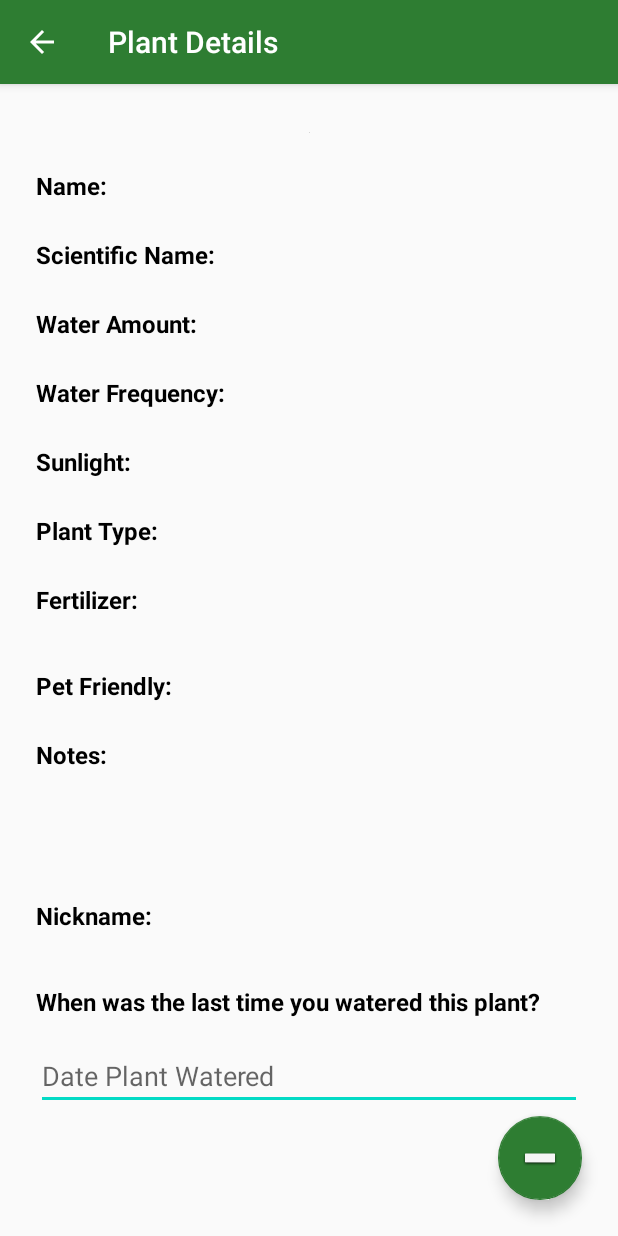
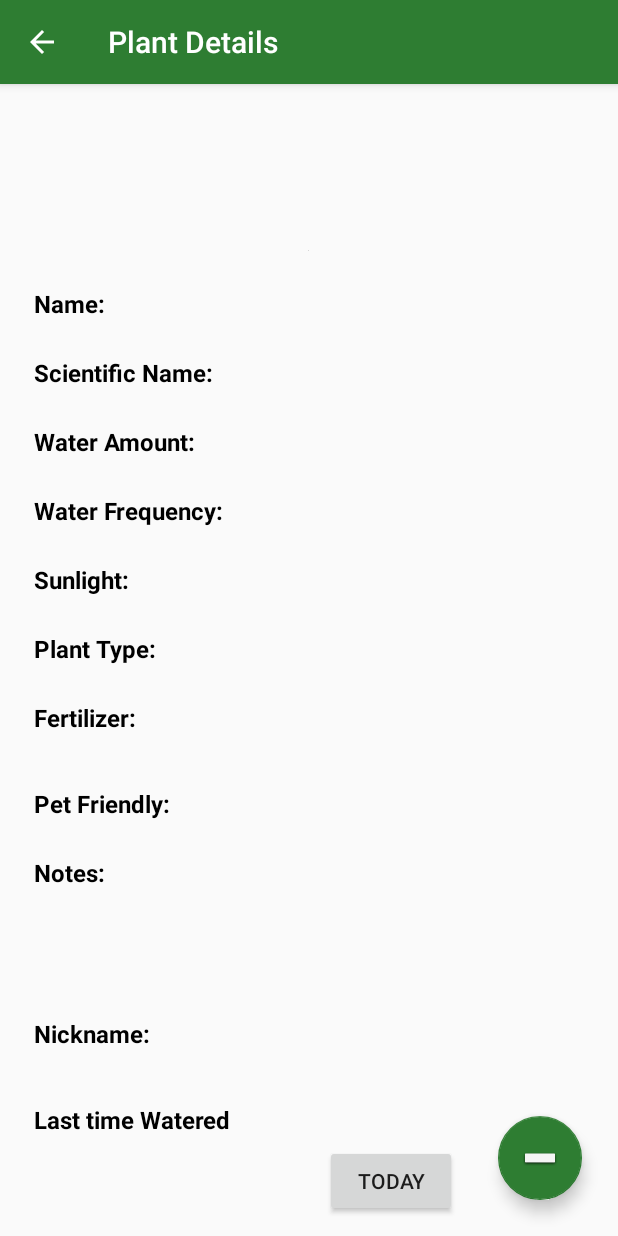
Before and after one commit to valeriedludden/GardenApp, an Android app: the PlantInfo screen opened directly, with no data from a screen before it, on a phone screen of 412 x 824 dp. Run offline under Robolectric (Android 15) with nearby library versions, the phone set to English and light mode, and no system bars; our stand-ins replace Firebase (no records; nobody signed in at launch, a user with empty details on screens opened directly), Picasso; Roboto replaces fonts that are not available here; 14 statements that could not run were skipped.

Commit message:
Adding Last time Watered in the card view and changed by button in the PlantInfo activity

```diff
--- a/app/src/main/java/com/team03/gardenapp/PlantInfo.java
+++ b/app/src/main/java/com/team03/gardenapp/PlantInfo.java
@@ -7,15 +7,28 @@ import android.graphics.Picture;
 import android.os.Bundle;
 import android.util.Log;
 import android.view.View;
+import android.widget.Button;
 import android.widget.ImageView;
 import android.widget.TextView;
 
 import com.google.android.material.floatingactionbutton.FloatingActionButton;
 import com.google.firebase.auth.FirebaseAuth;
+import com.google.firebase.auth.FirebaseUser;
 import com.google.firebase.database.DatabaseReference;
+import com.google.firebase.database.FirebaseDatabase;
 import com.squareup.picasso.Picasso;
 
+import java.text.DateFormat;
+import java.util.Calendar;
+
 public class PlantInfo extends AppCompatActivity {
+
+    private FirebaseDatabase mFirebaseDatabase;
+    private FirebaseAuth mAuth;
+    private FirebaseAuth.AuthStateListener mAuthListener;
+    private DatabaseReference myRef;
+
+    private Button mToday;
 
     final DatabaseReference[] image = new DatabaseReference[1];
 
@@ -24,8 +37,13 @@ public class PlantInfo extends AppCompatActivity {
         super.onCreate(savedInstanceState);
         setContentView(R.layout.activity_plant_info);
 
+        mToday = findViewById(R.id.today);
+        mAuth = FirebaseAuth.getInstance();
+        mFirebaseDatabase = FirebaseDatabase.getInstance();
+        myRef = mFirebaseDatabase.getReference();
+
         final TextView mFertilizer, mName, mNotes, mPetFriendly, mScientificName, mSunlight,
-                mType, mWaterAmount, mWaterFrequency, mLastWatered, mNickname;
+                mType, mWaterAmount, mWaterFrequency, mLastWatered, mNickname, mNextWatered;
         final ImageView mPlantImage;
         final FloatingActionButton btnDelete = (FloatingActionButton) findViewById(R.id.btnDelete);
         final String user = FirebaseAuth.getInstance().getUid(); //gets the user's information
@@ -45,6 +63,7 @@ public class PlantInfo extends AppCompatActivity {
         String WaterAmount = intent.getExtras().getString("Water Amount");
         String WaterFrequency = intent.getExtras().getString("Water Frequency");
         String plantImage = intent.getExtras().getString("Plant Image");
+        String NextWatered = intent.getExtras().getString("NextWatered");
 
         mFertilizer = (TextView) findViewById(R.id.fertilizerView);
         mName = (TextView) findViewById(R.id.nameView);
@@ -54,8 +73,9 @@ public class PlantInfo extends AppCompatActivity {
         mSunlight = (TextView) findViewById(R.id.sunlightView);
         mType = (TextView) findViewById(R.id.typeView);
         mWaterAmount = (TextView) findViewById(R.id.waterAmountView);
-        mWaterFrequency = (TextView) findViewById(R.id.waterFrequencyView);
-        mLastWatered = (TextView) findViewById(R.id.waterFrequencyView);
+        //mWaterFrequency = (TextView) findViewById(R.id.waterFrequencyView);
+        mLastWatered = (TextView) findViewById(R.id.lastWateredInfo);
+        mNextWatered = (TextView) findViewById(R.id.waterFrequencyView);
         mNickname = (TextView) findViewById(R.id.nicknameView);
         mPlantImage = (ImageView) findViewById(R.id.image_view);
 
@@ -67,8 +87,9 @@ public class PlantInfo extends AppCompatActivity {
         mScientificName.setText(ScientificName);
         mType.setText(Type);
         mWaterAmount.setText(WaterAmount);
-        mWaterFrequency.setText(WaterFrequency);
+        //mWaterFrequency.setText(WaterFrequency);
         mLastWatered.setText(LastWatered);
+        mNextWatered.setText(NextWatered);
         mNickname.setText(Nickname);
         Picasso.get().load(plantImage).into(mPlantImage);
         Log.d("PLANT INFO", WaterFrequency);//todo remove
@@ -80,5 +101,27 @@ public class PlantInfo extends AppCompatActivity {
                 startActivity(new Intent(PlantInfo.this, MyPlants.class));
             }
         });
+
+        mToday.setOnClickListener(new View.OnClickListener() {
+            @Override
+            public void onClick(View v) {
+
+                FirebaseUser user = mAuth.getCurrentUser();
+                String userID = user.getUid();
+                myRef.child("Users").child(userID).child("plants").child(plantId).child("lastWatered").setValue(todayIs());
+            }
+        });
+
     }
+
+    private String todayIs(){
+        Calendar calendar = Calendar.getInstance();
+        String currentDate = DateFormat.getDateInstance().format(calendar.getTime());
+        final TextView mLastWatered;
+        mLastWatered = (TextView) findViewById(R.id.lastWateredInfo);
+        mLastWatered.setText(currentDate);
+
+        return currentDate;
+    }
+
 }
--- a/app/src/main/java/com/team03/gardenapp/UserPlant.java
+++ b/app/src/main/java/com/team03/gardenapp/UserPlant.java
@@ -4,17 +4,17 @@ import java.io.Serializable;
 
 public class UserPlant extends BasePlant implements Serializable {
 
-    private int lastWatered;
+    private String lastWatered;
     private String nextWatered;
     private String nickname;
 
     public UserPlant(){}
 
-    public int getLastWatered() {
+    public String getLastWatered() {
         return lastWatered;
     }
 
-    public void setLastWatered(int lastWatered) {
+    public void setLastWatered(String lastWatered) {
         this.lastWatered = lastWatered;
     }
 
--- a/app/src/main/res/layout/activity_add_user_plants.xml
+++ b/app/src/main/res/layout/activity_add_user_plants.xml
@@ -218,7 +218,7 @@
                 android:maxLength="4"
                 app:layout_constraintEnd_toEndOf="parent"
                 app:layout_constraintStart_toStartOf="parent"
-                app:layout_constraintTop_toBottomOf="@+id/textView18" />
+                app:layout_constraintTop_toBottomOf="@+id/lastWateredInfo" />
 
             <TextView
                 android:id="@+id/textView6"
@@ -361,7 +361,7 @@
                 app:layout_constraintTop_toBottomOf="@+id/noteView" />
 
             <TextView
-                android:id="@+id/textView18"
+                android:id="@+id/lastWateredInfo"
                 android:layout_width="wrap_content"
                 android:layout_height="wrap_content"
                 android:layout_marginStart="24dp"
--- a/app/src/main/res/layout/activity_plant_info.xml
+++ b/app/src/main/res/layout/activity_plant_info.xml
@@ -18,9 +18,10 @@
         app:layout_constraintBottom_toBottomOf="parent"
         app:layout_constraintEnd_toEndOf="parent"
         app:srcCompat="@android:drawable/dialog_holo_light_frame" />
+
     <androidx.core.widget.NestedScrollView
-        android:layout_width="match_parent"
-        android:layout_height="match_parent"
+        android:layout_width="414dp"
+        android:layout_height="685dp"
         android:layout_marginBottom="4dp"
         android:fillViewport="true"
         app:layout_constraintBottom_toBottomOf="parent"
@@ -33,8 +34,7 @@
             android:layout_height="wrap_content">
 
 
-
-        <ImageView
+            <ImageView
                 android:id="@+id/image_view"
                 android:layout_width="wrap_content"
                 android:layout_height="wrap_content"
@@ -170,24 +170,6 @@
                 app:layout_constraintEnd_toEndOf="parent"
                 app:layout_constraintStart_toEndOf="@+id/textView16" />
 
-            <EditText
-                android:id="@+id/lastWatered"
-                android:layout_width="0dp"
-                android:layout_height="wrap_content"
-                android:layout_marginStart="24dp"
-                android:layout_marginLeft="24dp"
-                android:layout_marginTop="16dp"
-                android:layout_marginEnd="24dp"
-                android:layout_marginRight="24dp"
-                android:autofillHints="0000"
-                android:ems="10"
-                android:hint="@string/date_plant_watered"
-                android:inputType="number"
-                android:maxLength="4"
-                app:layout_constraintEnd_toEndOf="parent"
-                app:layout_constraintStart_toStartOf="parent"
-                app:layout_constraintTop_toBottomOf="@+id/textView18" />
-
             <TextView
                 android:id="@+id/textView6"
                 android:layout_width="wrap_content"
@@ -315,13 +297,13 @@
                 app:layout_constraintTop_toBottomOf="@+id/textView14" />
 
             <TextView
-                android:id="@+id/textView18"
+                android:id="@+id/textView2"
                 android:layout_width="wrap_content"
                 android:layout_height="wrap_content"
                 android:layout_marginStart="24dp"
                 android:layout_marginLeft="24dp"
                 android:layout_marginTop="24dp"
-                android:text="@string/when_was_the_last_time_you_watered_this_plant"
+                android:text="Last time Watered"
                 android:textColor="@color/design_default_color_on_secondary"
                 android:textSize="16sp"
                 android:textStyle="bold"
@@ -350,7 +332,32 @@
                 android:layout_marginLeft="8dp"
                 app:layout_constraintBaseline_toBaselineOf="@+id/textView17"
                 app:layout_constraintEnd_toEndOf="@+id/noteView"
-                app:layout_constraintStart_toEndOf="@+id/textView17"/>
+                app:layout_constraintStart_toEndOf="@+id/textView17" />
+
+            <TextView
+                android:id="@+id/lastWateredInfo"
+                android:layout_width="170dp"
+                android:layout_height="43dp"
+                android:layout_marginStart="24dp"
+                android:layout_marginLeft="24dp"
+                android:layout_marginTop="8dp"
+                android:text="Last time Watered"
+                android:textColor="@color/design_default_color_on_secondary"
+                android:textSize="16sp"
+                android:textStyle="bold"
+                app:layout_constraintStart_toStartOf="parent"
+                app:layout_constraintTop_toBottomOf="@+id/textView2" />
+
+            <Button
+                android:id="@+id/today"
+                android:layout_width="wrap_content"
+                android:layout_height="wrap_content"
+                android:layout_marginStart="24dp"
+                android:layout_marginLeft="24dp"
+                android:layout_marginTop="52dp"
+                android:text="Today"
+                app:layout_constraintStart_toEndOf="@+id/lastWateredInfo"
+                app:layout_constraintTop_toBottomOf="@+id/nicknameView" />
 
         </androidx.constraintlayout.widget.ConstraintLayout>
     </androidx.core.widget.NestedScrollView>
--- a/app/src/main/res/values/strings.xml
+++ b/app/src/main/res/values/strings.xml
@@ -57,7 +57,7 @@
     <string name="plant_type_placeholder">Plant Type:</string>
     <string name="notes_placeholder">Notes:</string>
     <string name="what_do_you_want_to_call_your_plant">What do you want to call your plant?</string>
-    <string name="when_was_the_last_time_you_watered_this_plant">When was the last time you watered this plant?</string>
+    <string name="when_was_the_last_time_you_watered_this_plant">How often (in days) will you water this plant?</string>
     <string name="plant_info">Plant Info</string>
     <string name="user_info">User Info</string>
     <string name="signout">Signout</string>
```
Also changed, not shown: app/src/main/java/com/team03/gardenapp/AddUserPlant.java (+15 -5 lines), app/src/main/res/layout/rv_row.xml (+13 -0 lines).
